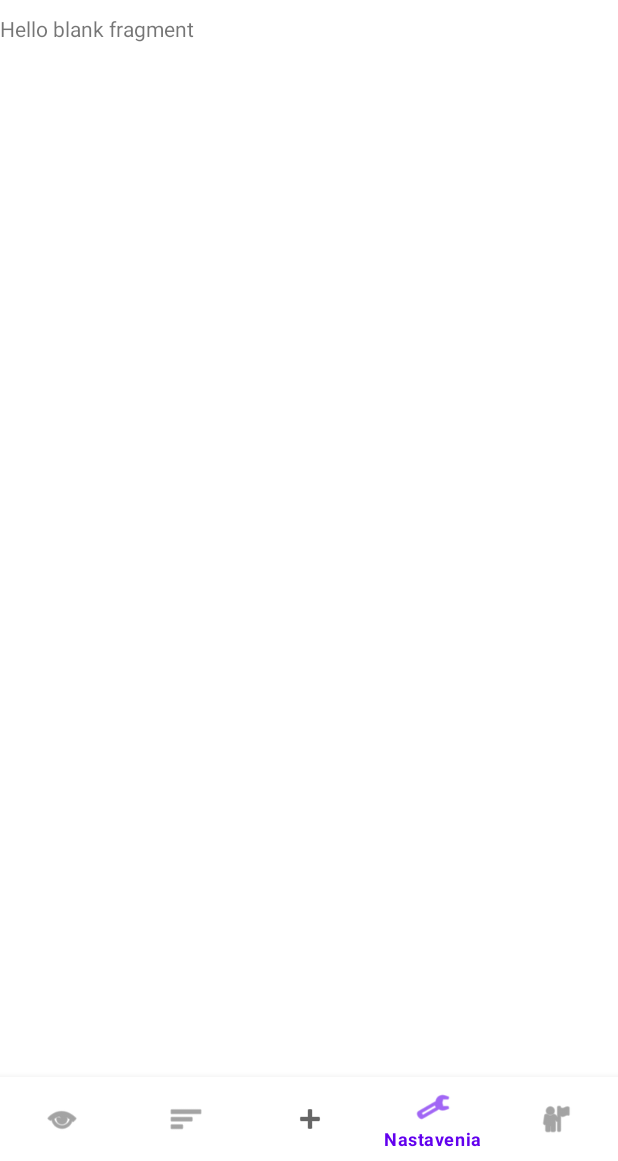
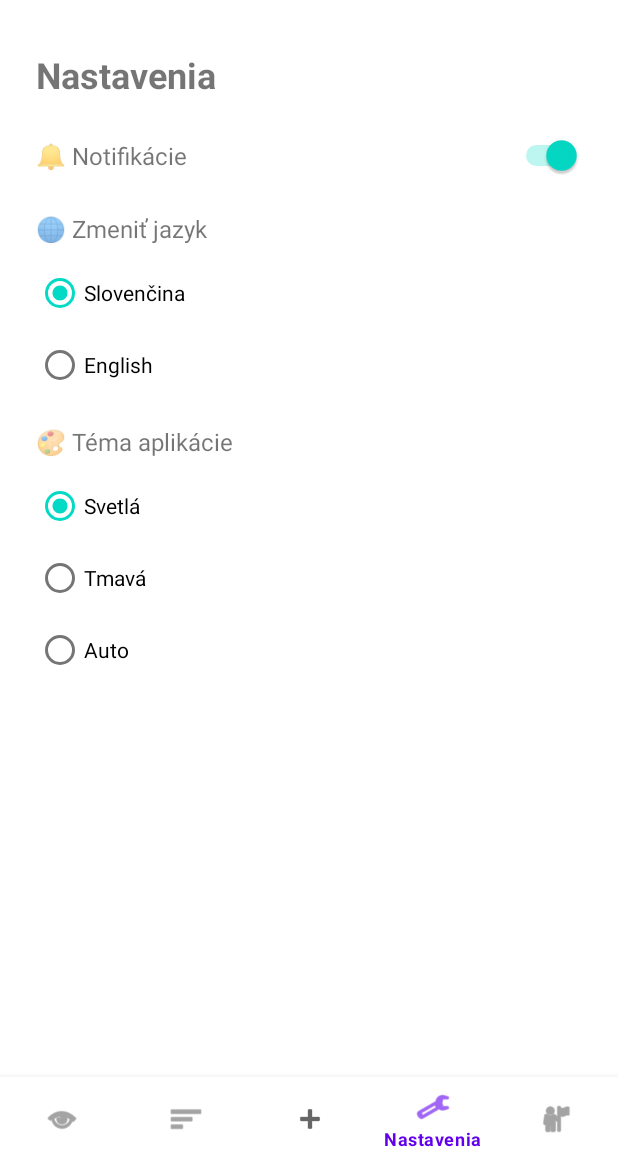
Before and after one commit to Exclypsy/moneytrack, an Android app: the screen it shows after launch once a user with an empty profile is signed in (Home), item 4 of the bottom bar chosen, on a phone screen of 412 x 824 dp, the part 75-1236 px from its top. Run offline under Robolectric (Android 15) with nearby library versions, the phone set to English and light mode, and no system bars; our stand-ins replace Firebase (no records; nobody signed in at launch, a user with empty details on screens opened directly).

Commit message:
Pridanie nastaveni

```diff
--- a/app/src/main/java/sk/spsepo/moneytrack/SettingsFragment.java
+++ b/app/src/main/java/sk/spsepo/moneytrack/SettingsFragment.java
@@ -1,12 +1,17 @@
 package sk.spsepo.moneytrack;
 
 import android.os.Bundle;
-
-import androidx.fragment.app.Fragment;
-
 import android.view.LayoutInflater;
 import android.view.View;
 import android.view.ViewGroup;
+import android.widget.RadioButton;
+import android.widget.RadioGroup;
+import android.widget.Switch;
+
+import androidx.annotation.NonNull;
+import androidx.annotation.Nullable;
+import androidx.appcompat.app.AppCompatDelegate;
+import androidx.fragment.app.Fragment;
 
 /**
  * A simple {@link Fragment} subclass.
@@ -55,10 +60,59 @@ public class SettingsFragment extends Fragment {
         }
     }
 
+    private Switch switchNotifications;
+    private RadioGroup languageGroup;
+    private RadioGroup themeGroup;
+
+    @Nullable
     @Override
-    public View onCreateView(LayoutInflater inflater, ViewGroup container,
-                             Bundle savedInstanceState) {
-        // Inflate the layout for this fragment
-        return inflater.inflate(R.layout.fragment_settings, container, false);
+    public View onCreateView(@NonNull LayoutInflater inflater, @Nullable ViewGroup container,
+                             @Nullable Bundle savedInstanceState) {
+        View view = inflater.inflate(R.layout.fragment_settings, container, false);
+
+        // Inicializácia UI komponentov
+        switchNotifications = view.findViewById(R.id.switchNotifications);
+        languageGroup = view.findViewById(R.id.languageGroup);
+        themeGroup = view.findViewById(R.id.themeGroup);
+
+        // Nastavenie predvolených hodnôt
+        switchNotifications.setChecked(true); // Notifikácie zapnuté
+        ((RadioButton) view.findViewById(R.id.langSlovak)).setChecked(true); // Slovenčina
+
+        // Nastavenie témy podľa aktuálneho módu aplikácie/systému
+        int currentNightMode = getResources().getConfiguration().uiMode &
+                android.content.res.Configuration.UI_MODE_NIGHT_MASK;
+        switch (currentNightMode) {
+            case android.content.res.Configuration.UI_MODE_NIGHT_NO:
+                ((RadioButton) view.findViewById(R.id.themeLight)).setChecked(true);
+                break;
+            case android.content.res.Configuration.UI_MODE_NIGHT_YES:
+                ((RadioButton) view.findViewById(R.id.themeDark)).setChecked(true);
+                break;
+            default:
+                ((RadioButton) view.findViewById(R.id.themeAuto)).setChecked(true);
+                break;
+        }
+
+        // Pridanie jednoduchých listenerov (len pre príklad)
+        switchNotifications.setOnCheckedChangeListener((buttonView, isChecked) -> {
+            // TODO: implementovať uloženie stavu
+        });
+
+        languageGroup.setOnCheckedChangeListener((group, checkedId) -> {
+            // TODO: implementovať zmenu jazyka
+        });
+
+        themeGroup.setOnCheckedChangeListener((group, checkedId) -> {
+            if (checkedId == R.id.themeLight) {
+                AppCompatDelegate.setDefaultNightMode(AppCompatDelegate.MODE_NIGHT_NO);
+            } else if (checkedId == R.id.themeDark) {
+                AppCompatDelegate.setDefaultNightMode(AppCompatDelegate.MODE_NIGHT_YES);
+            } else if (checkedId == R.id.themeAuto) {
+                AppCompatDelegate.setDefaultNightMode(AppCompatDelegate.MODE_NIGHT_FOLLOW_SYSTEM);
+            }
+        });
+
+        return view;
     }
 }
--- a/app/src/main/res/layout/fragment_settings.xml
+++ b/app/src/main/res/layout/fragment_settings.xml
@@ -1,14 +1,106 @@
 <?xml version="1.0" encoding="utf-8"?>
-<FrameLayout xmlns:android="http://schemas.android.com/apk/res/android"
-    xmlns:tools="http://schemas.android.com/tools"
+<ScrollView xmlns:android="http://schemas.android.com/apk/res/android"
     android:layout_width="match_parent"
     android:layout_height="match_parent"
-    tools:context=".SettingsFragment">
+    android:padding="24dp">
 
-    <!-- TODO: Update blank fragment layout -->
-    <TextView
+    <LinearLayout
         android:layout_width="match_parent"
-        android:layout_height="match_parent"
-        android:text="@string/hello_blank_fragment" />
+        android:layout_height="wrap_content"
+        android:orientation="vertical">
 
-</FrameLayout>
+        <TextView
+            android:layout_width="match_parent"
+            android:layout_height="wrap_content"
+            android:text="Nastavenia"
+            android:textSize="24sp"
+            android:textStyle="bold"
+            android:paddingBottom="16dp" />
+
+        <!-- Notifikácie s prepínačom -->
+        <LinearLayout
+            android:layout_width="match_parent"
+            android:layout_height="wrap_content"
+            android:orientation="horizontal"
+            android:gravity="center_vertical"
+            android:paddingVertical="8dp">
+
+            <TextView
+                android:layout_width="0dp"
+                android:layout_height="wrap_content"
+                android:layout_weight="1"
+                android:text="🔔 Notifikácie"
+                android:textSize="16sp" />
+
+            <Switch
+                android:id="@+id/switchNotifications"
+                android:layout_width="wrap_content"
+                android:layout_height="wrap_content"
+                android:checked="true" />
+        </LinearLayout>
+
+        <!-- Jazykový výber -->
+        <TextView
+            android:layout_width="match_parent"
+            android:layout_height="wrap_content"
+            android:text="🌐 Zmeniť jazyk"
+            android:textSize="16sp"
+            android:paddingTop="16dp"
+            android:paddingBottom="8dp" />
+
+        <RadioGroup
+            android:id="@+id/languageGroup"
+            android:layout_width="match_parent"
+            android:layout_height="wrap_content"
+            android:orientation="vertical">
+
+            <RadioButton
+                android:id="@+id/langSlovak"
+                android:layout_width="wrap_content"
+                android:layout_height="wrap_content"
+                android:text="Slovenčina"
+                android:checked="true" />
+
+            <RadioButton
+                android:id="@+id/langEnglish"
+                android:layout_width="wrap_content"
+                android:layout_height="wrap_content"
+                android:text="English" />
+        </RadioGroup>
+
+        <!-- Výber témy -->
+        <TextView
+            android:layout_width="match_parent"
+            android:layout_height="wrap_content"
+            android:text="🎨 Téma aplikácie"
+            android:textSize="16sp"
+            android:paddingTop="16dp"
+            android:paddingBottom="8dp" />
+
+        <RadioGroup
+            android:id="@+id/themeGroup"
+            android:layout_width="match_parent"
+            android:layout_height="wrap_content"
+            android:orientation="vertical">
+
+            <RadioButton
+                android:id="@+id/themeLight"
+                android:layout_width="wrap_content"
+                android:layout_height="wrap_content"
+                android:text="Svetlá" />
+
+            <RadioButton
+                android:id="@+id/themeDark"
+                android:layout_width="wrap_content"
+                android:layout_height="wrap_content"
+                android:text="Tmavá" />
+
+            <RadioButton
+                android:id="@+id/themeAuto"
+                android:layout_width="wrap_content"
+                android:layout_height="wrap_content"
+                android:text="Auto" />
+        </RadioGroup>
+
+    </LinearLayout>
+</ScrollView>
```
